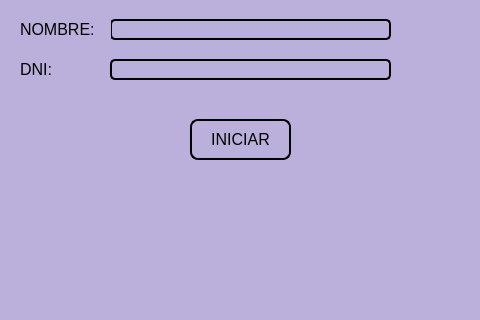
This is BIBLIOTECA_PROY/assets/login_usuario.ui in mixano611/PROYECTO_PRG_POO_PY as Qt 5 draws it before an edit; both pictures show x 140 to 620 and y 201 to 521 of the 709 by 521 pixel window. The edited form follows.
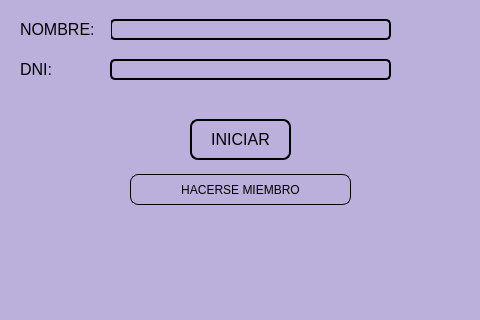
This is the edited form.

The edit to the form file:
```diff
--- a/BIBLIOTECA_PROY/assets/login_usuario.ui
+++ b/BIBLIOTECA_PROY/assets/login_usuario.ui
@@ -46,6 +46,32 @@
      <string>INICIAR</string>
     </property>
    </widget>
+   <widget class="QPushButton" name="btnMembresia">
+    <property name="geometry">
+     <rect>
+      <x>270</x>
+      <y>375</y>
+      <width>221</width>
+      <height>31</height>
+     </rect>
+    </property>
+    <property name="styleSheet">
+     <string notr="true">QPushButton{
+	border: 1px solid #000000;
+	border-radius: 8px;
+	background-color: #BBAFDB;
+	color: black;
+	font-size: 12px;
+	cursor: pointer;
+}
+QPushButton:hover {
+	background-color: #8E7CC3;
+}</string>
+    </property>
+    <property name="text">
+     <string>HACERSE MIEMBRO</string>
+    </property>
+   </widget>
    <widget class="QLineEdit" name="txtNombre">
     <property name="geometry">
      <rect>
```
